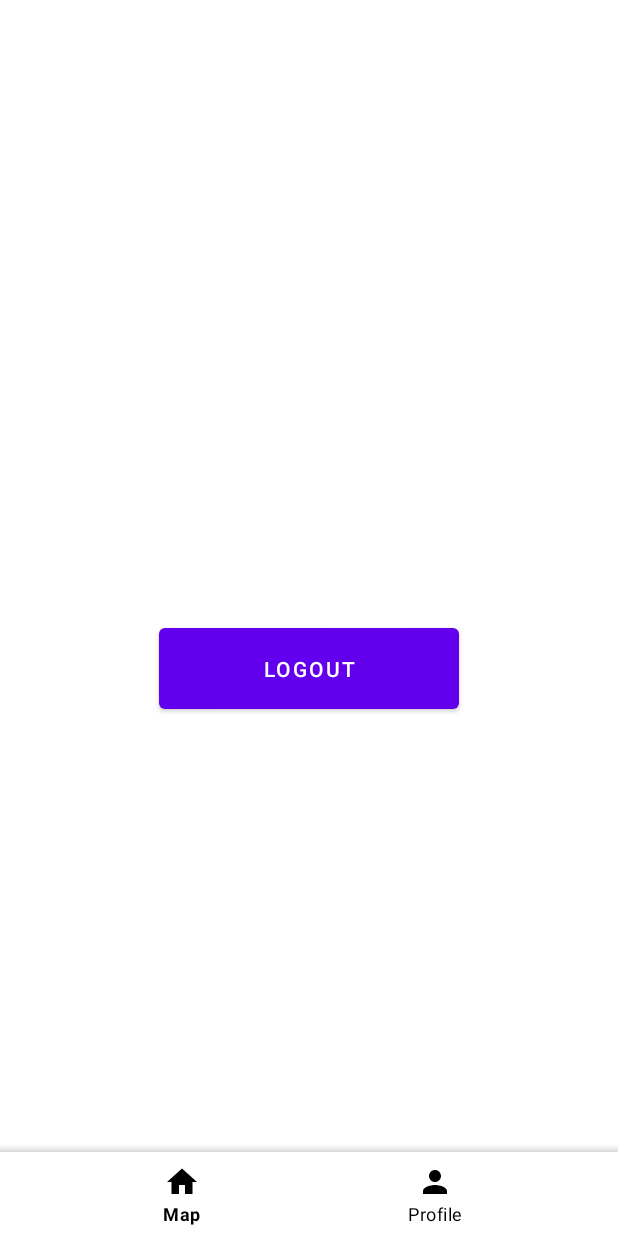
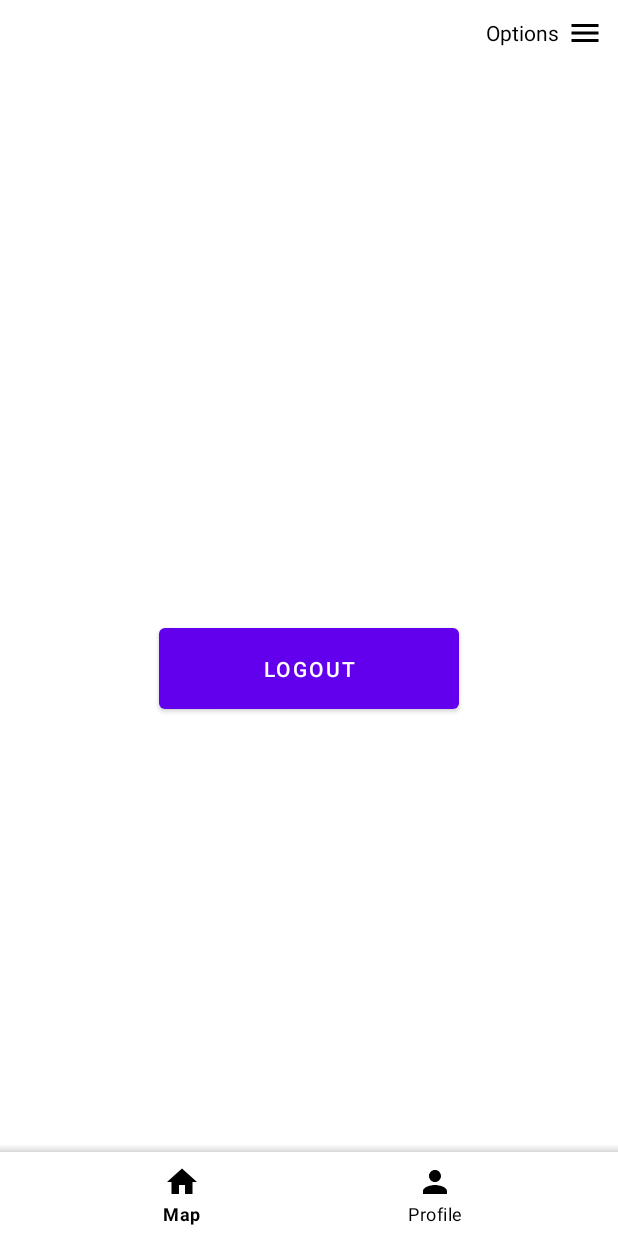
Before and after one commit to henriqueleote/tp1-c_protectu, an Android app: the screen it shows after launch once a user with an empty profile is signed in (MainActivity), on a phone screen of 412 x 824 dp. Run offline under Robolectric (Android 15) with nearby library versions, the phone set to English and light mode, and no system bars; our stand-ins replace Firebase (no records; nobody signed in at launch, a user with empty details on screens opened directly).

Commit message:
Profile context menu

```diff
--- /dev/null
+++ b/ProtectU/app/src/main/res/drawable/ic_menu_black_24dp.xml
@@ -0,0 +1,9 @@
+<vector xmlns:android="http://schemas.android.com/apk/res/android"
+    android:width="24dp"
+    android:height="24dp"
+    android:viewportWidth="24.0"
+    android:viewportHeight="24.0">
+    <path
+        android:fillColor="#FF000000"
+        android:pathData="M3,18h18v-2L3,16v2zM3,13h18v-2L3,11v2zM3,6v2h18L21,6L3,6z"/>
+</vector>
--- a/ProtectU/app/src/main/res/layout/fragment_profile.xml
+++ b/ProtectU/app/src/main/res/layout/fragment_profile.xml
@@ -5,6 +5,26 @@
     android:layout_width="match_parent"
     android:layout_height="match_parent"
     android:background="@color/white">
+
+    <RelativeLayout
+        android:layout_width="wrap_content"
+        android:layout_height="wrap_content">
+
+        <TextView
+            android:id="@+id/options"
+            android:paddingRight="10dp"
+            android:paddingTop="10dp"
+            android:text="@string/options"
+            android:drawablePadding="5dp"
+            android:textColor="#000000"
+            android:layout_width="wrap_content"
+            android:layout_height="wrap_content"
+            android:gravity="center_vertical"
+            android:layout_alignParentRight="true"
+            android:drawableRight="@drawable/ic_menu_black_24dp"
+            android:drawableTint="#000000"/>
+
+    </RelativeLayout>
 
     <TextView
         android:id="@+id/nameTextView"
--- /dev/null
+++ b/ProtectU/app/src/main/res/menu/options_menu.xml
@@ -0,0 +1,6 @@
+<?xml version="1.0" encoding="utf-8"?>
+<menu xmlns:android="http://schemas.android.com/apk/res/android"
+    xmlns:app="http://schemas.android.com/apk/res-auto">
+    <item android:id="@+id/logout"
+        android:title="@string/logout"/>
+</menu>
--- a/ProtectU/app/src/main/res/values/strings.xml
+++ b/ProtectU/app/src/main/res/values/strings.xml
@@ -12,4 +12,6 @@
     <string name="error_weak_password">Weak password</string>
     <string name="error_invalid_email">Invalid email</string>
     <string name="error_invalid_password">Invalid password</string>
+    <string name="options">Options</string>
+    <string name="logout">Logout</string>
 </resources>
```
Also changed, not shown: ProtectU/app/src/main/java/cm/protectu/ProfileFragment.java (+43 -4 lines), 1 other file.
